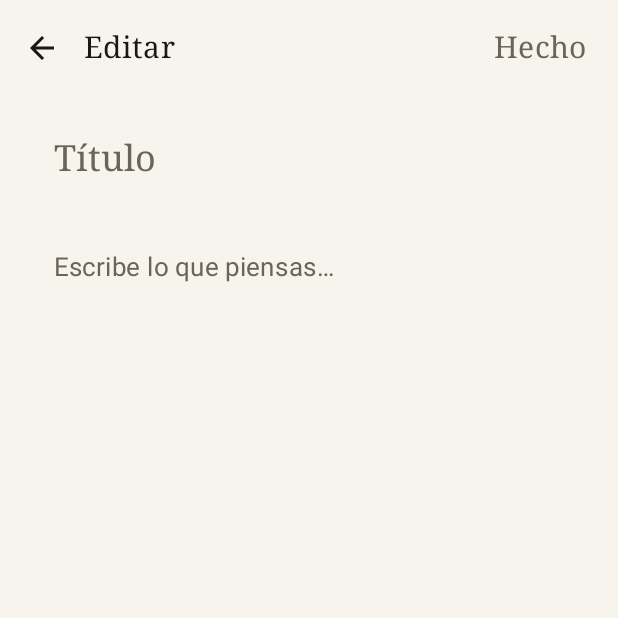
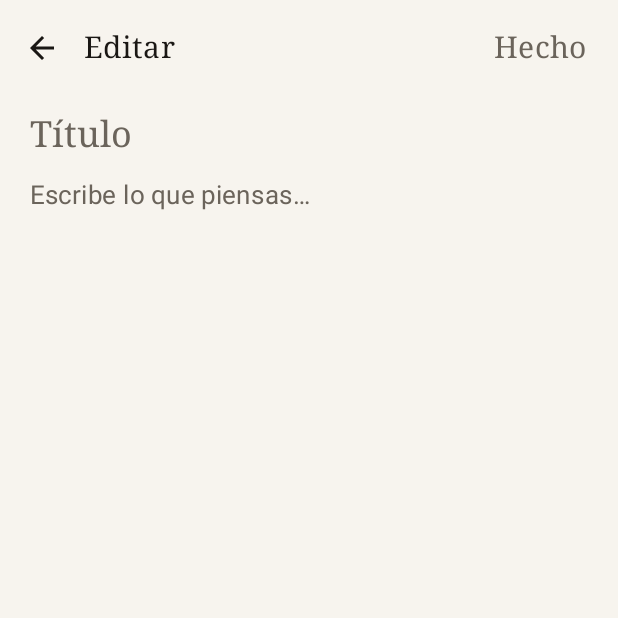
Before and after one commit to wandersepulveda2013/ordia-android, an Android app built with Jetpack Compose: the composable NotepadApp shown on its own in the app's theme, after a tap on an icon or button, on a phone screen of 412 x 824 dp, the top half of it. Run offline under Robolectric (Android 15) with nearby library versions, the phone set to English and light mode, and no system bars; our stand-ins replace Room's generated code.

Commit message:
feat(ui): implement minimalist design system foundation
- Create `OrdiaDesignSystem.kt` with core components: `OrdiaButton`, `OrdiaInput`, `OrdiaSheet`, `OrdiaDialog`, `OrdiaCard`, `OrdiaNote`, `OrdiaTask`, `OrdiaAction`, `OrdiaGuardian`, `OrdiaTimeline`, `OrdiaCommand`, and `OrdiaKeyboardBar`.
- Replace standard `TextField` in `NoteEditorScreen` with `OrdiaInput` and add auto-focus on creation.
- Replace custom note row in `NotesListScreen` with `OrdiaNote` component.
- Apply monochromatic base styling across new components.

Co-authored-by: wandersepulveda2013 <308435692+wandersepulveda2013@users.noreply.github.com>

```diff
--- /dev/null
+++ b/app/src/main/java/com/ordia/app/ui/components/OrdiaDesignSystem.kt
@@ -0,0 +1,341 @@
+package com.ordia.app.ui.components
+
+import androidx.compose.foundation.BorderStroke
+import androidx.compose.foundation.interaction.MutableInteractionSource
+import androidx.compose.foundation.layout.Box
+import androidx.compose.foundation.layout.Column
+import androidx.compose.foundation.layout.PaddingValues
+import androidx.compose.foundation.layout.RowScope
+import androidx.compose.foundation.layout.padding
+import androidx.compose.foundation.shape.RoundedCornerShape
+import androidx.compose.foundation.text.BasicTextField
+import androidx.compose.foundation.text.KeyboardActions
+import androidx.compose.foundation.text.KeyboardOptions
+import androidx.compose.material3.Button
+import androidx.compose.material3.ButtonColors
+import androidx.compose.material3.ButtonDefaults
+import androidx.compose.material3.ButtonElevation
+import androidx.compose.material3.Card
+import androidx.compose.material3.CardColors
+import androidx.compose.material3.CardDefaults
+import androidx.compose.material3.CardElevation
+import androidx.compose.material3.ExperimentalMaterial3Api
+import androidx.compose.material3.LocalTextStyle
+import androidx.compose.material3.MaterialTheme
+import androidx.compose.material3.ModalBottomSheet
+import androidx.compose.material3.OutlinedTextFieldDefaults
+import androidx.compose.material3.SheetState
+import androidx.compose.material3.Surface
+import androidx.compose.material3.Text
+import androidx.compose.material3.rememberModalBottomSheetState
+import androidx.compose.runtime.Composable
+import androidx.compose.runtime.remember
+import androidx.compose.ui.Modifier
+import androidx.compose.ui.graphics.Color
+import androidx.compose.ui.graphics.Shape
+import androidx.compose.ui.graphics.SolidColor
+import androidx.compose.ui.text.TextStyle
+import androidx.compose.ui.text.input.VisualTransformation
+import androidx.compose.ui.unit.dp
+import androidx.compose.ui.window.Dialog
+import androidx.compose.ui.window.DialogProperties
+
+@Composable
+fun OrdiaButton(
+    onClick: () -> Unit,
+    modifier: Modifier = Modifier,
+    enabled: Boolean = true,
+    shape: Shape = RoundedCornerShape(8.dp),
+    colors: ButtonColors = ButtonDefaults.buttonColors(
+        containerColor = MaterialTheme.colorScheme.primary,
+        contentColor = MaterialTheme.colorScheme.onPrimary,
+        disabledContainerColor = MaterialTheme.colorScheme.surfaceVariant,
+        disabledContentColor = MaterialTheme.colorScheme.onSurfaceVariant
+    ),
+    elevation: ButtonElevation? = ButtonDefaults.buttonElevation(0.dp, 0.dp, 0.dp, 0.dp, 0.dp),
+    border: BorderStroke? = null,
+    contentPadding: PaddingValues = PaddingValues(horizontal = 24.dp, vertical = 12.dp),
+    interactionSource: MutableInteractionSource = remember { MutableInteractionSource() },
+    content: @Composable RowScope.() -> Unit
+) {
+    Button(
+        onClick = onClick,
+        modifier = modifier,
+        enabled = enabled,
+        shape = shape,
+        colors = colors,
+        elevation = elevation,
+        border = border,
+        contentPadding = contentPadding,
+        interactionSource = interactionSource,
+        content = content
+    )
+}
+
+@OptIn(ExperimentalMaterial3Api::class)
+@Composable
+fun OrdiaInput(
+    value: String,
+    onValueChange: (String) -> Unit,
+    modifier: Modifier = Modifier,
+    enabled: Boolean = true,
+    readOnly: Boolean = false,
+    textStyle: TextStyle = LocalTextStyle.current,
+    label: @Composable (() -> Unit)? = null,
+    placeholder: @Composable (() -> Unit)? = null,
+    leadingIcon: @Composable (() -> Unit)? = null,
+    trailingIcon: @Composable (() -> Unit)? = null,
+    prefix: @Composable (() -> Unit)? = null,
+    suffix: @Composable (() -> Unit)? = null,
+    supportingText: @Composable (() -> Unit)? = null,
+    isError: Boolean = false,
+    visualTransformation: VisualTransformation = VisualTransformation.None,
+    keyboardOptions: KeyboardOptions = KeyboardOptions.Default,
+    keyboardActions: KeyboardActions = KeyboardActions.Default,
+    singleLine: Boolean = false,
+    maxLines: Int = if (singleLine) 1 else Int.MAX_VALUE,
+    minLines: Int = 1,
+    interactionSource: MutableInteractionSource = remember { MutableInteractionSource() },
+    shape: Shape = RoundedCornerShape(8.dp)
+) {
+    BasicTextField(
+        value = value,
+        modifier = modifier,
+        onValueChange = onValueChange,
+        enabled = enabled,
+        readOnly = readOnly,
+        textStyle = textStyle.copy(color = MaterialTheme.colorScheme.onBackground),
+        cursorBrush = SolidColor(MaterialTheme.colorScheme.primary),
+        visualTransformation = visualTransformation,
+        keyboardOptions = keyboardOptions,
+        keyboardActions = keyboardActions,
+        interactionSource = interactionSource,
+        singleLine = singleLine,
+        maxLines = maxLines,
+        minLines = minLines,
+        decorationBox = @Composable { innerTextField ->
+            OutlinedTextFieldDefaults.DecorationBox(
+                value = value,
+                visualTransformation = visualTransformation,
+                innerTextField = innerTextField,
+                placeholder = placeholder,
+                label = label,
+                leadingIcon = leadingIcon,
+                trailingIcon = trailingIcon,
+                prefix = prefix,
+                suffix = suffix,
+                supportingText = supportingText,
+                singleLine = singleLine,
+                enabled = enabled,
+                isError = isError,
+                interactionSource = interactionSource,
+                colors = OutlinedTextFieldDefaults.colors(
+                    focusedBorderColor = Color.Transparent,
+                    unfocusedBorderColor = Color.Transparent,
+                    disabledBorderColor = Color.Transparent,
+                    errorBorderColor = Color.Transparent,
+                    focusedContainerColor = Color.Transparent,
+                    unfocusedContainerColor = Color.Transparent,
+                    disabledContainerColor = Color.Transparent,
+                    errorContainerColor = Color.Transparent
+                ),
+                contentPadding = PaddingValues(0.dp),
+                container = {
+                    Box(modifier = Modifier.padding(0.dp))
+                }
+            )
+        }
+    )
+}
+
+@OptIn(ExperimentalMaterial3Api::class)
+@Composable
+fun OrdiaSheet(
+    onDismissRequest: () -> Unit,
+    modifier: Modifier = Modifier,
+    sheetState: SheetState = rememberModalBottomSheetState(),
+    shape: Shape = RoundedCornerShape(topStart = 16.dp, topEnd = 16.dp),
+    containerColor: Color = MaterialTheme.colorScheme.surface,
+    contentColor: Color = MaterialTheme.colorScheme.onSurface,
+    tonalElevation: androidx.compose.ui.unit.Dp = 0.dp,
+    scrimColor: Color = Color.Black.copy(alpha = 0.32f),
+    dragHandle: @Composable (() -> Unit)? = null,
+    content: @Composable () -> Unit
+) {
+    ModalBottomSheet(
+        onDismissRequest = onDismissRequest,
+        modifier = modifier,
+        sheetState = sheetState,
+        shape = shape,
+        containerColor = containerColor,
+        contentColor = contentColor,
+        tonalElevation = tonalElevation,
+        scrimColor = scrimColor,
+        dragHandle = dragHandle,
+        content = {
+            Column(modifier = Modifier.padding(bottom = 16.dp)) {
+                content()
+            }
+        }
+    )
+}
+
+@Composable
+fun OrdiaDialog(
+    onDismissRequest: () -> Unit,
+    properties: DialogProperties = DialogProperties(),
+    content: @Composable () -> Unit
+) {
+    Dialog(
+        onDismissRequest = onDismissRequest,
+        properties = properties
+    ) {
+        Surface(
+            shape = RoundedCornerShape(16.dp),
+            color = MaterialTheme.colorScheme.surface,
+            contentColor = MaterialTheme.colorScheme.onSurface,
+            tonalElevation = 0.dp,
+            shadowElevation = 0.dp,
+            content = content
+        )
+    }
+}
+
+@Composable
+fun OrdiaCard(
+    modifier: Modifier = Modifier,
+    shape: Shape = RoundedCornerShape(12.dp),
+    colors: CardColors = CardDefaults.cardColors(
+        containerColor = MaterialTheme.colorScheme.surfaceVariant,
+        contentColor = MaterialTheme.colorScheme.onSurfaceVariant
+    ),
+    elevation: CardElevation = CardDefaults.cardElevation(0.dp),
+    border: BorderStroke? = null,
+    content: @Composable () -> Unit
+) {
+    Card(
+        modifier = modifier,
+        shape = shape,
+        colors = colors,
+        elevation = elevation,
+        border = border,
+        content = {
+            Box(modifier = Modifier.padding(16.dp)) {
+                content()
+            }
+        }
+    )
+}
+
+@Composable
+fun OrdiaNote(modifier: Modifier = Modifier, content: @Composable () -> Unit) {
+    OrdiaCard(
+        modifier = modifier,
+        colors = CardDefaults.cardColors(
+            containerColor = MaterialTheme.colorScheme.surface,
+            contentColor = MaterialTheme.colorScheme.onSurface
+        )
+    ) {
+        content()
+    }
+}
+
+@Composable
+fun OrdiaTask(
+    title: String,
+    modifier: Modifier = Modifier,
+    subtitle: String? = null,
+    completed: Boolean = false,
+    onClick: () -> Unit = {}
+) {
+    OrdiaCard(
+        modifier = modifier,
+        colors = CardDefaults.cardColors(
+            containerColor = if (completed) MaterialTheme.colorScheme.surfaceVariant else MaterialTheme.colorScheme.surface,
+            contentColor = if (completed) MaterialTheme.colorScheme.onSurfaceVariant else MaterialTheme.colorScheme.onSurface
+        )
+    ) {
+        Column {
+            Text(text = title, style = MaterialTheme.typography.bodyLarge)
+            if (subtitle != null) {
+                Text(text = subtitle, style = MaterialTheme.typography.bodyMedium, color = MaterialTheme.colorScheme.onSurfaceVariant)
+            }
+        }
+    }
+}
+
+@Composable
+fun OrdiaAction(
+    text: String,
+    onClick: () -> Unit,
+    modifier: Modifier = Modifier,
+) {
+    OrdiaButton(onClick = onClick, modifier = modifier) {
+        Text(text)
+    }
+}
+
+@Composable
+fun OrdiaGuardian(
+    name: String,
+    message: String,
+    modifier: Modifier = Modifier
+) {
+    OrdiaCard(
+        modifier = modifier,
+        colors = CardDefaults.cardColors(
+            containerColor = MaterialTheme.colorScheme.primaryContainer,
+            contentColor = MaterialTheme.colorScheme.onPrimaryContainer
+        )
+    ) {
+        Column {
+            Text(text = name, style = MaterialTheme.typography.titleMedium)
+            Text(text = message, style = MaterialTheme.typography.bodyMedium)
+        }
+    }
+}
+
+@Composable
+fun OrdiaTimeline(
+    items: List<String>,
+    modifier: Modifier = Modifier
+) {
+    Column(modifier = modifier) {
+        items.forEach { item ->
+            Text(text = item, style = MaterialTheme.typography.bodyMedium, modifier = Modifier.padding(vertical = 4.dp))
+        }
+    }
+}
+
+@Composable
+fun OrdiaCommand(
+    command: String,
+    onClick: () -> Unit,
+    modifier: Modifier = Modifier
+) {
+    OrdiaCard(
+        modifier = modifier,
+        colors = CardDefaults.cardColors(
+            containerColor = MaterialTheme.colorScheme.secondaryContainer,
+            contentColor = MaterialTheme.colorScheme.onSecondaryContainer
+        )
+    ) {
+        Text(text = command, style = MaterialTheme.typography.bodyLarge)
+    }
+}
+
+@Composable
+fun OrdiaKeyboardBar(
+    actions: List<String>,
+    onActionSelected: (String) -> Unit,
+    modifier: Modifier = Modifier
+) {
+    Surface(
+        modifier = modifier,
+        color = MaterialTheme.colorScheme.surfaceVariant,
+        contentColor = MaterialTheme.colorScheme.onSurfaceVariant
+    ) {
+        // Implementation would normally show a horizontal list of actions
+        Text(text = "Keyboard Bar: ${actions.joinToString()}", modifier = Modifier.padding(8.dp))
+    }
+}
--- a/app/src/main/java/com/ordia/app/ui/screens/NoteEditorScreen.kt
+++ b/app/src/main/java/com/ordia/app/ui/screens/NoteEditorScreen.kt
@@ -1,5 +1,6 @@
 package com.ordia.app.ui.screens
 
+import androidx.compose.foundation.clickable
 import androidx.compose.foundation.layout.Arrangement
 import androidx.compose.foundation.layout.Column
 import androidx.compose.foundation.layout.fillMaxSize
@@ -15,21 +16,21 @@ import androidx.compose.material3.IconButton
 import androidx.compose.material3.MaterialTheme
 import androidx.compose.material3.Scaffold
 import androidx.compose.material3.Text
-import androidx.compose.material3.TextField
-import androidx.compose.material3.TextFieldDefaults
 import androidx.compose.material3.TopAppBar
 import androidx.compose.material3.TopAppBarDefaults
 import androidx.compose.runtime.Composable
 import androidx.compose.runtime.LaunchedEffect
-import androidx.compose.foundation.clickable
 import androidx.compose.runtime.getValue
 import androidx.compose.runtime.mutableStateOf
 import androidx.compose.runtime.remember
 import androidx.compose.runtime.saveable.rememberSaveable
 import androidx.compose.runtime.setValue
 import androidx.compose.ui.Modifier
+import androidx.compose.ui.focus.FocusRequester
+import androidx.compose.ui.focus.focusRequester
 import androidx.compose.ui.unit.dp
 import com.ordia.app.data.NoteEntity
+import com.ordia.app.ui.components.OrdiaInput
 
 @OptIn(ExperimentalMaterial3Api::class)
 @Composable
@@ -40,11 +41,15 @@ fun NoteEditorScreen(
 ) {
     var title by rememberSaveable { mutableStateOf(note?.title.orEmpty()) }
     var content by rememberSaveable { mutableStateOf(note?.content.orEmpty()) }
+    val focusRequester = remember { FocusRequester() }
 
     LaunchedEffect(note?.id) {
         if (note != null) {
             title = note.title
             content = note.content
+        } else {
+            // Request focus when creating a new note to reduce friction
+            focusRequester.requestFocus()
         }
     }
 
@@ -86,30 +91,23 @@ fun NoteEditorScreen(
                 .padding(horizontal = 20.dp, vertical = 12.dp),
             verticalArrangement = Arrangement.spacedBy(12.dp),
         ) {
-            TextField(
+            OrdiaInput(
                 value = title,
                 onValueChange = { title = it },
                 placeholder = { Text("Título", style = MaterialTheme.typography.titleLarge) },
                 textStyle = MaterialTheme.typography.titleLarge,
-                modifier = Modifier.fillMaxWidth(),
-                colors = bareFieldColors(),
+                modifier = Modifier
+                    .fillMaxWidth()
+                    .focusRequester(focusRequester),
+                singleLine = true
             )
-            TextField(
+            OrdiaInput(
                 value = content,
                 onValueChange = { content = it },
                 placeholder = { Text("Escribe lo que piensas…", style = MaterialTheme.typography.bodyLarge) },
                 textStyle = MaterialTheme.typography.bodyLarge,
-                modifier = Modifier.fillMaxWidth(),
-                colors = bareFieldColors(),
+                modifier = Modifier.fillMaxWidth()
             )
         }
     }
 }
-
-@Composable
-private fun bareFieldColors() = TextFieldDefaults.colors(
-    focusedContainerColor = androidx.compose.ui.graphics.Color.Transparent,
-    unfocusedContainerColor = androidx.compose.ui.graphics.Color.Transparent,
-    focusedIndicatorColor = androidx.compose.ui.graphics.Color.Transparent,
-    unfocusedIndicatorColor = androidx.compose.ui.graphics.Color.Transparent,
-)
--- a/app/src/main/java/com/ordia/app/ui/screens/NotesListScreen.kt
+++ b/app/src/main/java/com/ordia/app/ui/screens/NotesListScreen.kt
@@ -5,6 +5,7 @@ import androidx.compose.foundation.layout.Box
 import androidx.compose.foundation.layout.Column
 import androidx.compose.foundation.layout.PaddingValues
 import androidx.compose.foundation.layout.Row
+import androidx.compose.foundation.layout.Spacer
 import androidx.compose.foundation.layout.fillMaxSize
 import androidx.compose.foundation.layout.fillMaxWidth
 import androidx.compose.foundation.layout.padding
@@ -37,6 +38,7 @@ import androidx.compose.ui.Modifier
 import androidx.compose.ui.text.style.TextOverflow
 import androidx.compose.ui.unit.dp
 import com.ordia.app.data.NoteEntity
+import com.ordia.app.ui.components.OrdiaNote
 import java.text.DateFormat
 import java.util.Date
 
@@ -119,11 +121,14 @@ private fun NoteRow(
     }
     val preview = remember(note.content) { note.content.take(120) }
 
-    Row(
+    OrdiaNote(
         modifier = Modifier
             .fillMaxWidth()
             .clickable { onOpenNote(note) }
-            .padding(horizontal = 20.dp, vertical = 16.dp),
+            .padding(horizontal = 20.dp, vertical = 8.dp)
+    ) {
+        Row(
+            modifier = Modifier.fillMaxWidth(),
             verticalAlignment = Alignment.Top,
         ) {
             Column(modifier = Modifier.weight(1f)) {
@@ -178,3 +183,4 @@ private fun NoteRow(
             }
         }
     }
+}
```
Lines whose indentation alone changed are shown as unchanged.
